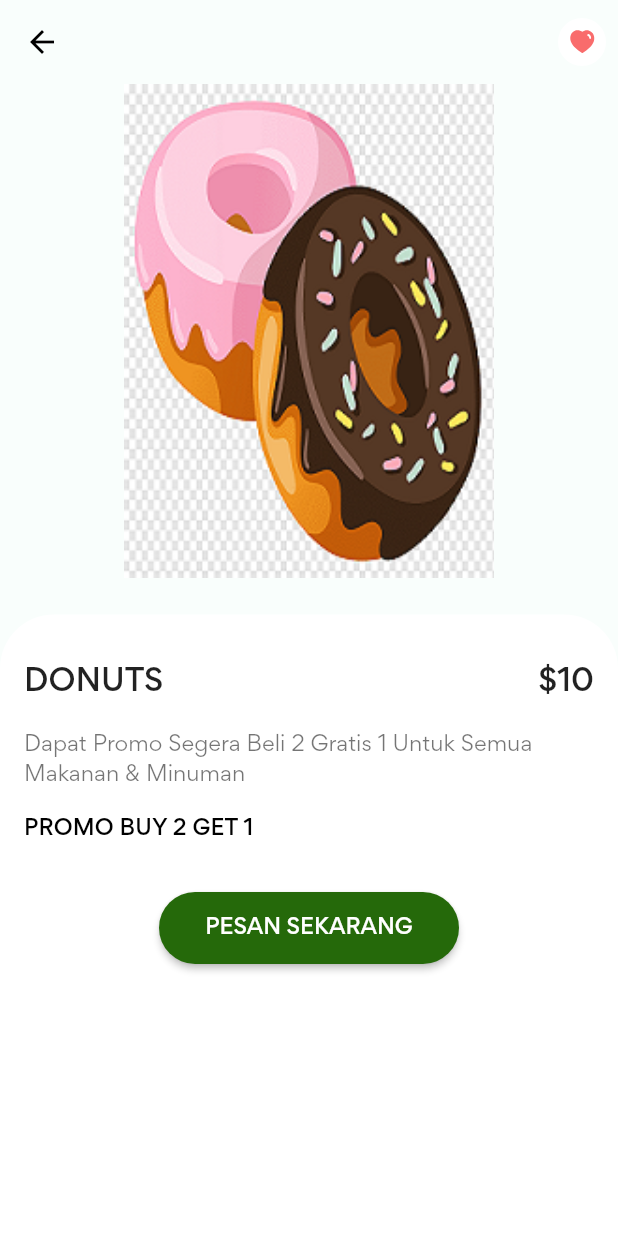
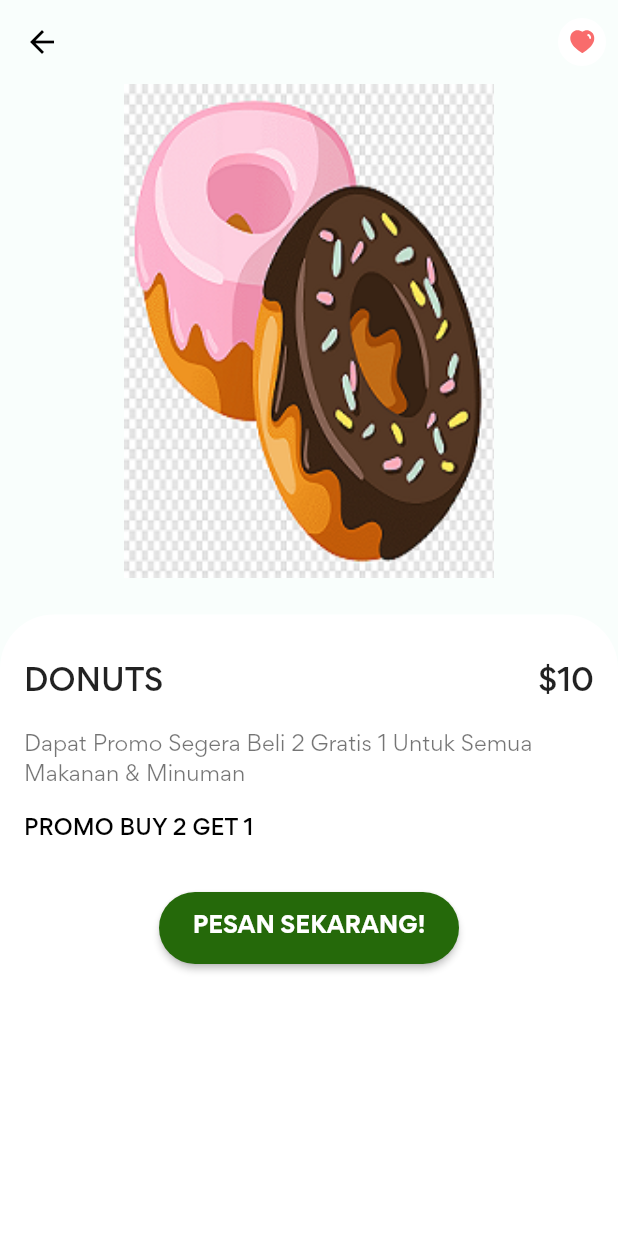
Before and after one commit to FachriArya/tgs1donat, a Flutter app: the DetailsScreen screen opened directly with sample values from the repository, on a phone screen of 412 x 824 dp. Run offline on Flutter 3.47's test engine with Material 2 defaults, Android fonts, the phone set to English and light mode, and no system bars; drawn by our look-alikes of animated_text_kit; our stand-ins replace flutter_svg.

Commit message:
Update details_screen.dart

```diff
--- a/lib/screens/details/details_screen.dart
+++ b/lib/screens/details/details_screen.dart
@@ -2,7 +2,7 @@ import 'package:flutter/material.dart';
 import 'package:flutter_svg/svg.dart';
 import 'package:stylish/constants.dart';
 import 'package:stylish/models/Product.dart';
-
+import 'package:animated_text_kit/animated_text_kit.dart';
 import 'components/color_dot.dart';
 
 class DetailsScreen extends StatelessWidget {
@@ -82,12 +82,26 @@ class DetailsScreen extends StatelessWidget {
                       width: 200,
                       height: 48,
                       child: ElevatedButton(
-                        onPressed: () {},
-                        style: ElevatedButton.styleFrom(
-                            primary: primaryColor,
-                            shape: const StadiumBorder()),
-                        child: const Text("PESAN SEKARANG"),
-                      ),
+                          onPressed: () {},
+                          style: ElevatedButton.styleFrom(
+                              primary: primaryColor,
+                              shape: const StadiumBorder()),
+                          child: AnimatedTextKit(
+                            animatedTexts: [
+                              TypewriterAnimatedText(
+                                'PESAN SEKARANG!',
+                                textStyle: const TextStyle(
+                                  fontSize: 15.0,
+                                  fontWeight: FontWeight.bold,
+                                ),
+                                speed: const Duration(milliseconds: 200),
+                              ),
+                            ],
+                            totalRepeatCount: 5,
+                            pause: const Duration(milliseconds: 500),
+                            displayFullTextOnTap: true,
+                            stopPauseOnTap: true,
+                          )),
                     ),
                   )
                 ],
```
